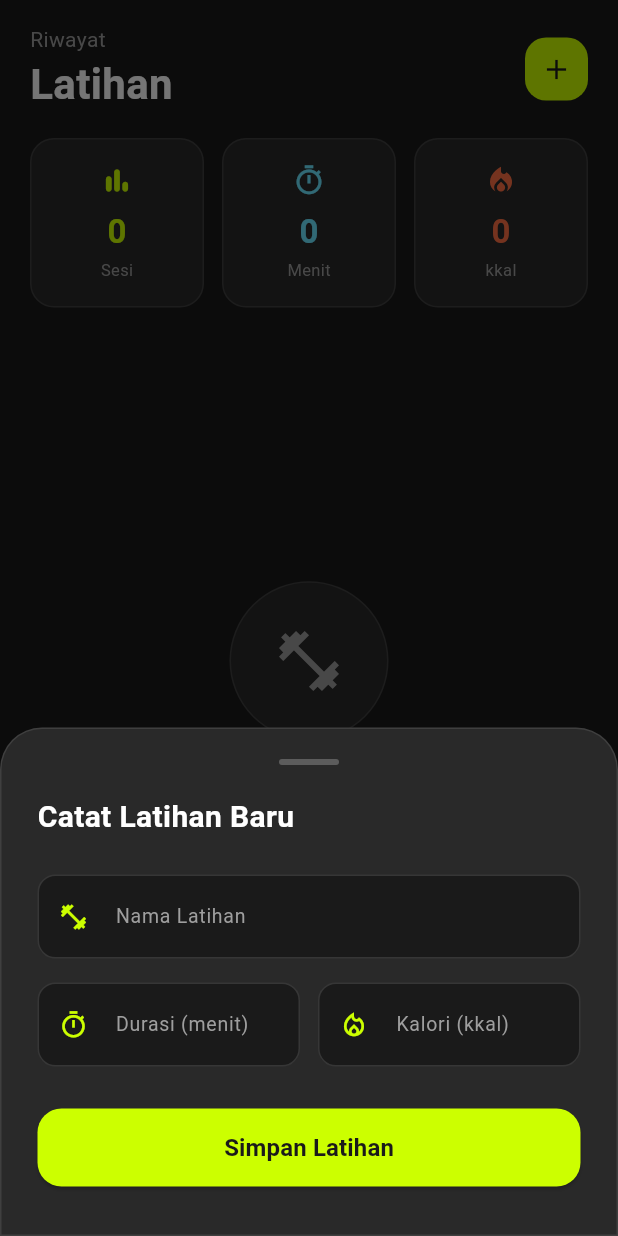
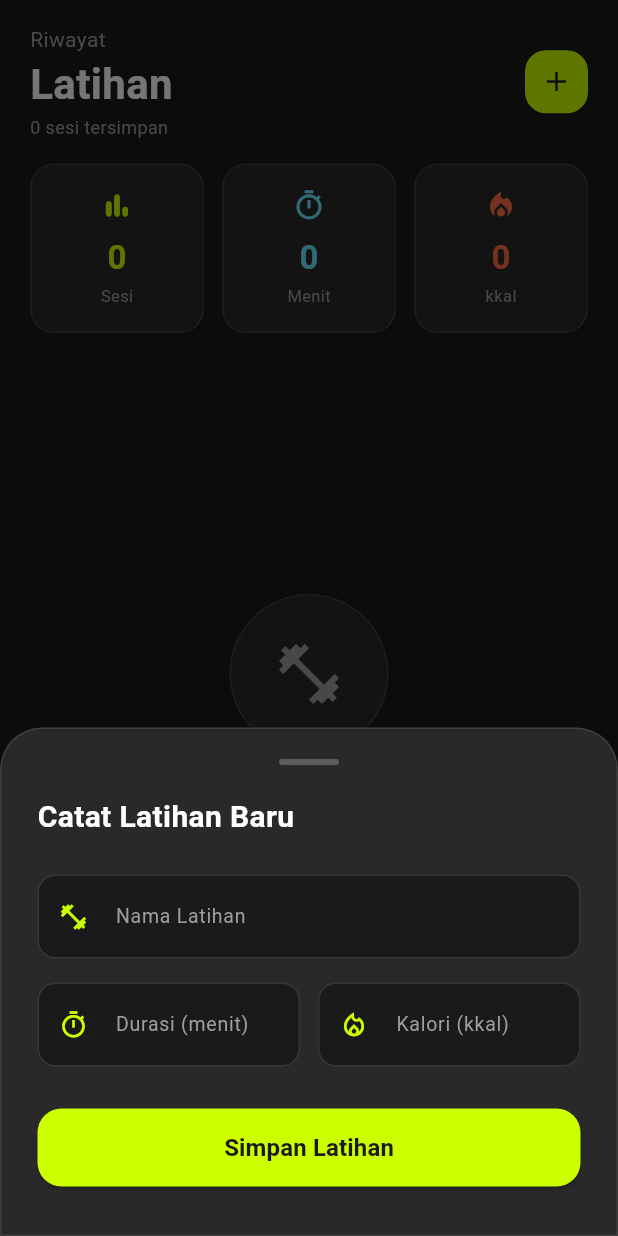
Before and after one commit to PPL-Kelompok-C-Tugas-Besar/S1SIKJ2305-KELC, a Flutter app: the HistoryPage screen opened directly, after a tap on the "add" icon, on a phone screen of 412 x 824 dp. Run offline on Flutter 3.47's test engine with Material 3 defaults, Android fonts, the phone set to English and light mode, and no system bars; our stand-ins replace flutter_secure_storage; accounts and stored records are empty; network calls fail.

Commit message:
PKCTB-236 feat(FE): add infinite scroll & pagination riwayat latihan

```diff
--- a/frontend/lib/screens/history/history_page.dart
+++ b/frontend/lib/screens/history/history_page.dart
@@ -13,32 +13,76 @@ class HistoryPage extends StatefulWidget {
 
 class _HistoryPageState extends State<HistoryPage> {
   final HistoryService _historyService = HistoryService();
+  final ScrollController _scrollController = ScrollController();
+
   List<WorkoutHistory> _histories = [];
-  bool _isLoading = true;
+  bool _isInitialLoading = true; // loading pertama kali (seluruh halaman)
+  bool _isLoadingMore = false;   // loading tambahan (bottom indicator)
+  bool _hasMore = true;
+  int _total = 0;
+  int _offset = 0;
 
-  // --- Stat Getters ---
-  int get _totalSessions => _histories.length;
+  // --- Stat Getters (dari semua data yang sudah di-load) ---
+  int get _totalCalories =>
+      _histories.fold(0, (sum, h) => sum + h.caloriesBurned);
   int get _totalMinutes =>
       _histories.fold(0, (sum, h) => sum + h.durationMinutes);
-  int get _totalCalories =>
-      _histories.fold(0, (sum, h) => sum + h.caloriesBurned);
 
   @override
   void initState() {
     super.initState();
-    _fetchHistory();
+    _loadInitial();
+    _scrollController.addListener(_onScroll);
   }
 
-  Future<void> _fetchHistory() async {
-    setState(() => _isLoading = true);
-    final data = await _historyService.getHistory();
+  @override
+  void dispose() {
+    _scrollController.dispose();
+    super.dispose();
+  }
+
+  // Deteksi scroll mencapai 80% ke bawah → muat lebih banyak
+  void _onScroll() {
+    if (_scrollController.position.pixels >=
+        _scrollController.position.maxScrollExtent * 0.8) {
+      _loadMore();
+    }
+  }
+
+  // Reset & muat dari awal (pull-to-refresh atau init)
+  Future<void> _loadInitial() async {
     setState(() {
-      _histories = data;
-      _isLoading = false;
+      _isInitialLoading = true;
+      _histories = [];
+      _offset = 0;
+      _hasMore = true;
+    });
+    final result = await _historyService.getHistory(offset: 0);
+    setState(() {
+      _histories = result.data;
+      _total = result.total;
+      _hasMore = result.hasMore;
+      _offset = result.data.length;
+      _isInitialLoading = false;
     });
   }
 
-  // Groups histories by date label (e.g. "Hari Ini", "Kemarin", "22 Apr 2026")
+  // Muat halaman berikutnya (infinite scroll)
+  Future<void> _loadMore() async {
+    if (_isLoadingMore || !_hasMore) return;
+    setState(() => _isLoadingMore = true);
+
+    final result = await _historyService.getHistory(offset: _offset);
+    setState(() {
+      _histories.addAll(result.data);
+      _total = result.total;
+      _hasMore = result.hasMore;
+      _offset += result.data.length;
+      _isLoadingMore = false;
+    });
+  }
+
+  // Groups the LOADED histories by date label
   Map<String, List<WorkoutHistory>> get _grouped {
     final Map<String, List<WorkoutHistory>> map = {};
     final now = DateTime.now();
@@ -72,13 +116,14 @@ class _HistoryPageState extends State<HistoryPage> {
       isScrollControlled: true,
       backgroundColor: Colors.transparent,
       builder: (ctx) => Padding(
-        padding: EdgeInsets.only(
-            bottom: MediaQuery.of(ctx).viewInsets.bottom),
+        padding:
+            EdgeInsets.only(bottom: MediaQuery.of(ctx).viewInsets.bottom),
         child: Container(
           padding: const EdgeInsets.fromLTRB(24, 20, 24, 32),
           decoration: BoxDecoration(
             color: kCard,
-            borderRadius: const BorderRadius.vertical(top: Radius.circular(28)),
+            borderRadius:
+                const BorderRadius.vertical(top: Radius.circular(28)),
             border: Border.all(color: Colors.white10),
           ),
           child: Form(
@@ -159,7 +204,7 @@ class _HistoryPageState extends State<HistoryPage> {
                           caloriesBurned: int.tryParse(caloriesStr) ?? 0,
                         );
                         if (ok) {
-                          _fetchHistory();
+                          _loadInitial(); // refresh dari awal
                         } else if (mounted) {
                           ScaffoldMessenger.of(context).showSnackBar(
                             const SnackBar(
@@ -223,29 +268,34 @@ class _HistoryPageState extends State<HistoryPage> {
         child: RefreshIndicator(
           color: kAccent,
           backgroundColor: kCard,
-          onRefresh: _fetchHistory,
+          onRefresh: _loadInitial,
           child: CustomScrollView(
+            controller: _scrollController,
             physics: const AlwaysScrollableScrollPhysics(),
             slivers: [
-              // ── Header ────────────────────────────────────────────────────
+              // ── Header ────────────────────────────────────────────
               SliverToBoxAdapter(
                 child: Padding(
-                  padding:
-                      const EdgeInsets.symmetric(horizontal: 20, vertical: 16),
+                  padding: const EdgeInsets.symmetric(
+                      horizontal: 20, vertical: 16),
                   child: Row(
                     mainAxisAlignment: MainAxisAlignment.spaceBetween,
                     children: [
-                      const Column(
+                      Column(
                         crossAxisAlignment: CrossAxisAlignment.start,
                         children: [
-                          Text('Riwayat',
+                          const Text('Riwayat',
                               style: TextStyle(
                                   color: kTextMuted, fontSize: 14)),
-                          Text('Latihan',
+                          const Text('Latihan',
                               style: TextStyle(
                                   color: kTextPrimary,
                                   fontSize: 28,
                                   fontWeight: FontWeight.bold)),
+                          if (!_isInitialLoading)
+                            Text('$_total sesi tersimpan',
+                                style: const TextStyle(
+                                    color: kTextMuted, fontSize: 12)),
                         ],
                       ),
                       GestureDetector(
@@ -256,8 +306,7 @@ class _HistoryPageState extends State<HistoryPage> {
                             color: kAccent,
                             borderRadius: BorderRadius.circular(14),
                           ),
-                          child:
-                              const Icon(Icons.add, color: kBg, size: 22),
+                          child: const Icon(Icons.add, color: kBg, size: 22),
                         ),
                       ),
                     ],
@@ -265,8 +314,8 @@ class _HistoryPageState extends State<HistoryPage> {
                 ),
               ),
 
-              // ── Summary Stats ─────────────────────────────────────────────
-              if (!_isLoading)
+              // ── Summary Stats ──────────────────────────────────────
+              if (!_isInitialLoading)
                 SliverToBoxAdapter(
                   child: Padding(
                     padding: const EdgeInsets.fromLTRB(20, 0, 20, 24),
@@ -274,7 +323,7 @@ class _HistoryPageState extends State<HistoryPage> {
                       children: [
                         _StatCard(
                           icon: Icons.bar_chart_rounded,
-                          value: '$_totalSessions',
+                          value: '$_total',
                           label: 'Sesi',
                           color: kAccent,
                         ),
@@ -297,14 +346,14 @@ class _HistoryPageState extends State<HistoryPage> {
                   ),
                 ),
 
-              // ── Loading ───────────────────────────────────────────────────
-              if (_isLoading)
+              // ── Initial Loading ────────────────────────────────────
+              if (_isInitialLoading)
                 const SliverFillRemaining(
                   child: Center(
                       child: CircularProgressIndicator(color: kAccent)),
                 )
 
-              // ── Empty State ───────────────────────────────────────────────
+              // ── Empty State ────────────────────────────────────────
               else if (_histories.isEmpty)
                 SliverFillRemaining(
                   child: Center(
@@ -328,10 +377,11 @@ class _HistoryPageState extends State<HistoryPage> {
                                 fontSize: 18,
                                 fontWeight: FontWeight.bold)),
                         const SizedBox(height: 8),
-                        const Text('Tekan tombol + untuk mencatat\nlatihan pertamamu!',
+                        const Text(
+                            'Tekan tombol + untuk mencatat\nlatihan pertamamu!',
                             textAlign: TextAlign.center,
-                            style:
-                                TextStyle(color: kTextMuted, height: 1.5)),
+                            style: TextStyle(
+                                color: kTextMuted, height: 1.5)),
                         const SizedBox(height: 28),
                         GestureDetector(
                           onTap: _showAddHistoryDialog,
@@ -353,10 +403,10 @@ class _HistoryPageState extends State<HistoryPage> {
                   ),
                 )
 
-              // ── History List (grouped by date) ────────────────────────────
+              // ── History list (grouped by date) ─────────────────────
               else
                 SliverPadding(
-                  padding: const EdgeInsets.fromLTRB(20, 0, 20, 100),
+                  padding: const EdgeInsets.fromLTRB(20, 0, 20, 16),
                   sliver: SliverList(
                     delegate: SliverChildBuilderDelegate(
                       (context, index) {
@@ -376,8 +426,7 @@ class _HistoryPageState extends State<HistoryPage> {
                                     height: 16,
                                     decoration: BoxDecoration(
                                       color: kAccent,
-                                      borderRadius:
-                                          BorderRadius.circular(4),
+                                      borderRadius: BorderRadius.circular(4),
                                     ),
                                   ),
                                   const SizedBox(width: 8),
@@ -389,14 +438,13 @@ class _HistoryPageState extends State<HistoryPage> {
                                   const SizedBox(width: 8),
                                   Text('(${entry.value.length} sesi)',
                                       style: const TextStyle(
-                                          color: kTextMuted, fontSize: 12)),
+                                          color: kTextMuted,
+                                          fontSize: 12)),
                                 ],
                               ),
                             ),
-                            // Cards in this group
-                            ...entry.value.map(
-                              (h) => _WorkoutCard(history: h),
-                            ),
+                            ...entry.value
+                                .map((h) => _WorkoutCard(history: h)),
                             const SizedBox(height: 8),
                           ],
                         );
@@ -404,6 +452,43 @@ class _HistoryPageState extends State<HistoryPage> {
                       childCount: _grouped.length,
                     ),
                   ),
+                ),
+
+              // ── Load More indicator ────────────────────────────────
+              SliverToBoxAdapter(
+                child: _isLoadingMore
+                    ? const Padding(
+                        padding: EdgeInsets.symmetric(vertical: 20),
+                        child: Center(
+                            child: SizedBox(
+                          width: 24,
+                          height: 24,
+                          child: CircularProgressIndicator(
+                              color: kAccent, strokeWidth: 2),
+                        )),
+                      )
+                    : (!_hasMore && _histories.isNotEmpty)
+                        ? Padding(
+                            padding: const EdgeInsets.symmetric(vertical: 24),
+                            child: Center(
+                              child: Container(
+                                padding: const EdgeInsets.symmetric(
+                                    horizontal: 20, vertical: 8),
+                                decoration: BoxDecoration(
+                                  color: kCard,
+                                  borderRadius: BorderRadius.circular(20),
+                                  border:
+                                      Border.all(color: Colors.white12),
+                                ),
+                                child: Text(
+                                  'Semua $_total riwayat sudah ditampilkan',
+                                  style: const TextStyle(
+                                      color: kTextMuted, fontSize: 12),
+                                ),
+                              ),
+                            ),
+                          )
+                        : const SizedBox(height: 80),
               ),
             ],
           ),
@@ -413,7 +498,7 @@ class _HistoryPageState extends State<HistoryPage> {
   }
 }
 
-// ─── Summary stat box ─────────────────────────────────────────────────────────
+// ─── Summary stat box ──────────────────────────────────────────────────────────
 class _StatCard extends StatelessWidget {
   const _StatCard({
     required this.icon,
@@ -457,7 +542,7 @@ class _StatCard extends StatelessWidget {
   }
 }
 
-// ─── Individual workout card ──────────────────────────────────────────────────
+// ─── Individual workout card ───────────────────────────────────────────────────
 class _WorkoutCard extends StatelessWidget {
   const _WorkoutCard({required this.history});
   final WorkoutHistory history;
@@ -482,8 +567,7 @@ class _WorkoutCard extends StatelessWidget {
               color: kAccent.withOpacity(0.15),
               borderRadius: BorderRadius.circular(14),
             ),
-            child:
-                const Icon(Icons.fitness_center, color: kAccent, size: 24),
+            child: const Icon(Icons.fitness_center, color: kAccent, size: 24),
           ),
           const SizedBox(width: 14),
 
@@ -498,7 +582,6 @@ class _WorkoutCard extends StatelessWidget {
                         fontWeight: FontWeight.bold,
                         fontSize: 16)),
                 const SizedBox(height: 6),
-                // Stat pills row
                 Row(
                   children: [
                     _Pill(
@@ -519,9 +602,6 @@ class _WorkoutCard extends StatelessWidget {
           ),
 
           // Time
-          Column(
-            crossAxisAlignment: CrossAxisAlignment.end,
-            children: [
           Text(
             DateFormat('HH:mm').format(history.date.toLocal()),
             style: const TextStyle(
@@ -531,13 +611,11 @@ class _WorkoutCard extends StatelessWidget {
           ),
         ],
       ),
-        ],
-      ),
     );
   }
 }
 
-// ─── Small info pill ──────────────────────────────────────────────────────────
+// ─── Small info pill ───────────────────────────────────────────────────────────
 class _Pill extends StatelessWidget {
   const _Pill(
       {required this.icon, required this.label, required this.color});
--- a/frontend/lib/services/history_service.dart
+++ b/frontend/lib/services/history_service.dart
@@ -4,9 +4,24 @@ import 'package:http/http.dart' as http;
 import '../models/history_model.dart';
 import 'api_constants.dart';
 
+/// Hasil dari [HistoryService.getHistory] — berisi data dan info pagination
+class HistoryResult {
+  final List<WorkoutHistory> data;
+  final int total;
+  final bool hasMore;
+
+  const HistoryResult({
+    required this.data,
+    required this.total,
+    required this.hasMore,
+  });
+}
+
 class HistoryService {
   final _storage = const FlutterSecureStorage();
   static const _tokenKey = 'auth_token';
+
+  static const int pageLimit = 10; // harus sama dengan PAGE_LIMIT di backend
 
   Future<String?> _getToken() async {
     return await _storage.read(key: _tokenKey);
@@ -19,26 +34,37 @@ class HistoryService {
     };
   }
 
-  Future<List<WorkoutHistory>> getHistory() async {
+  /// Mengambil riwayat dengan dukungan pagination.
+  /// [offset] adalah indeks awal data yang diinginkan.
+  Future<HistoryResult> getHistory({int offset = 0}) async {
     final token = await _getToken();
-    if (token == null) return [];
+    if (token == null) {
+      return const HistoryResult(data: [], total: 0, hasMore: false);
+    }
 
     try {
-      final response = await http.get(
-        Uri.parse(ApiConstants.history),
-        headers: _headers(token),
-      );
+      final uri = Uri.parse(ApiConstants.history).replace(queryParameters: {
+        'limit': '$pageLimit',
+        'offset': '$offset',
+      });
+
+      final response = await http.get(uri, headers: _headers(token));
 
       if (response.statusCode == 200) {
         final body = jsonDecode(response.body);
-        if (body['success']) {
-          List<dynamic> data = body['data'];
-          return data.map((json) => WorkoutHistory.fromJson(json)).toList();
+        if (body['success'] == true) {
+          final List<dynamic> raw = body['data'];
+          final pagination = body['pagination'];
+          return HistoryResult(
+            data: raw.map((j) => WorkoutHistory.fromJson(j)).toList(),
+            total: pagination['total'] ?? 0,
+            hasMore: pagination['hasMore'] ?? false,
+          );
         }
       }
-      return [];
+      return const HistoryResult(data: [], total: 0, hasMore: false);
     } catch (e) {
-      return [];
+      return const HistoryResult(data: [], total: 0, hasMore: false);
     }
   }
 
@@ -60,11 +86,7 @@ class HistoryService {
           'calories_burned': caloriesBurned,
         }),
       );
-
-      if (response.statusCode == 201) {
-        return true;
-      }
-      return false;
+      return response.statusCode == 201;
     } catch (e) {
       return false;
     }
```
Also changed, not shown: 1 other file. Lines whose indentation alone changed are shown as unchanged.
